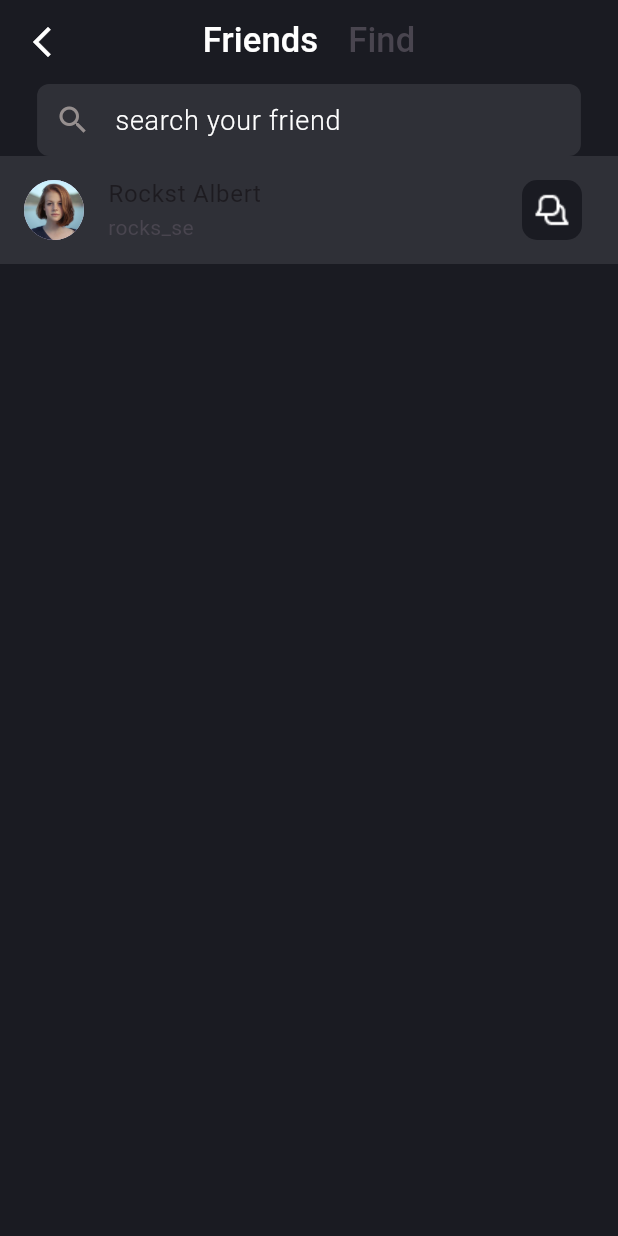
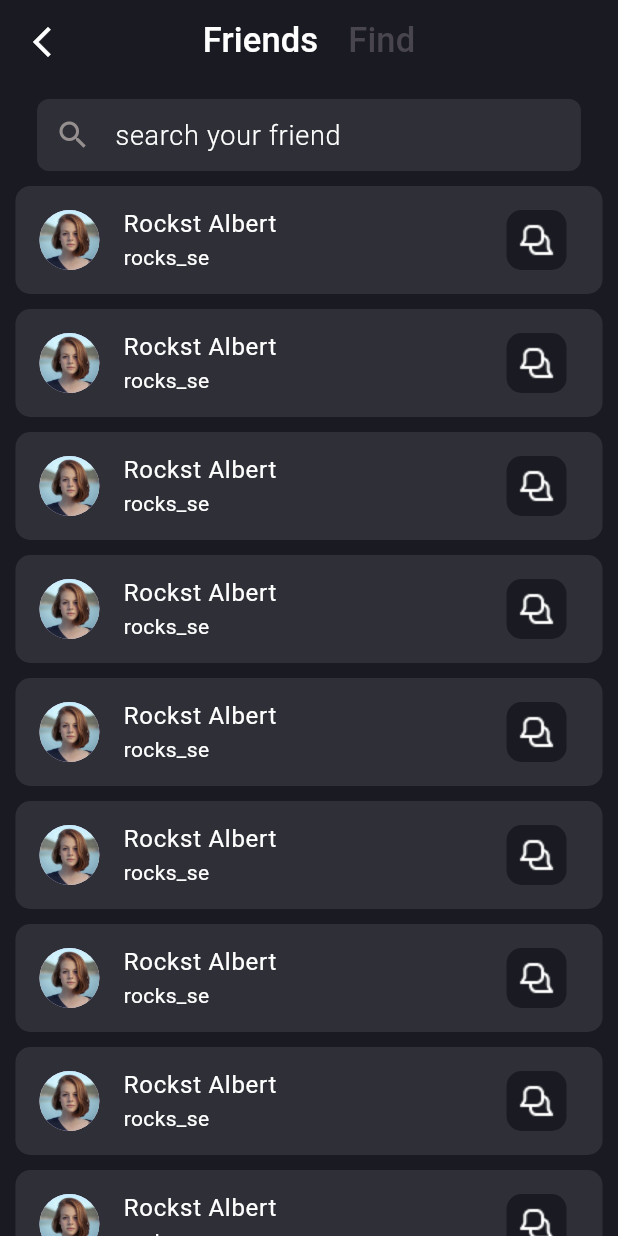
Before and after one commit to muhammed-shadil/social-media-app, a Flutter app: the FollowersScreen screen opened directly, on a phone screen of 412 x 824 dp. Run offline on Flutter 3.47's test engine with Material 3 defaults, Android fonts, the phone set to English and light mode, and no system bars; our stand-ins replace another_flutter_splash_screen, bloc, flutter_bloc, shared_preferences; accounts and stored records are empty.

Commit message:
ui of friends screen

```diff
--- a/lib/main.dart
+++ b/lib/main.dart
@@ -7,11 +7,14 @@ void main() {
   runApp(MaterialApp(
     debugShowCheckedModeBanner: false,
     theme: ThemeData(
+        listTileTheme: ListTileThemeData(textColor: Colors.white),
         appBarTheme: const AppBarTheme(
             color: constants.backgroundColor, foregroundColor: constants.white),
         scaffoldBackgroundColor: constants.backgroundColor,
-        textTheme:
-            const TextTheme(bodyMedium: TextStyle(color: constants.white))),
+        textTheme: const TextTheme(
+          titleMedium: TextStyle(color: constants.white),
+          bodyMedium: TextStyle(color: constants.white),
+        )),
     home: const MyApp(),
   ));
 }
--- a/lib/view/screens/friends/followers.dart
+++ b/lib/view/screens/friends/followers.dart
@@ -36,10 +36,14 @@ class FollowersScreen extends StatelessWidget {
             ),
           ),
         ),
-        body: Column(
+        body: Center(
+          child: SizedBox(
+            width: MediaQuery.of(context).size.width * 0.95,
+            child: Column(
+              crossAxisAlignment: CrossAxisAlignment.center,
               children: [
-            Center(
-              child: SizedBox(
+                Container(
+                  margin: const EdgeInsets.all(10),
                   width: MediaQuery.of(context).size.width * 0.88,
                   child: const SearchTextfield(
                     preicon: Icons.search,
@@ -47,9 +51,17 @@ class FollowersScreen extends StatelessWidget {
                     keyboard: TextInputType.name,
                   ),
                 ),
+                Expanded(
+                  child: ListView.separated(
+                      itemBuilder: (context, index) => const UserTile(),
+                      separatorBuilder: (context, index) => const SizedBox(
+                            height: 10,
                           ),
-            UserTile()
+                      itemCount: 10),
+                )
               ],
+            ),
+          ),
         ),
       ),
     );
--- a/lib/view/screens/friends/user_tile.dart
+++ b/lib/view/screens/friends/user_tile.dart
@@ -7,8 +7,9 @@ class UserTile extends StatelessWidget {
   @override
   Widget build(BuildContext context) {
     return ListTile(
+      shape: RoundedRectangleBorder(borderRadius: BorderRadius.circular(10)),
       tileColor: constants.fillcolor,
-      leading: CircleAvatar(
+      leading: const CircleAvatar(
         backgroundImage:
             AssetImage("assets/christopher-campbell-rDEOVtE7vOs-unsplash.jpg"),
       ),
```
Also changed, not shown: assets/user-add.png (added). Lines whose indentation alone changed are shown as unchanged.
